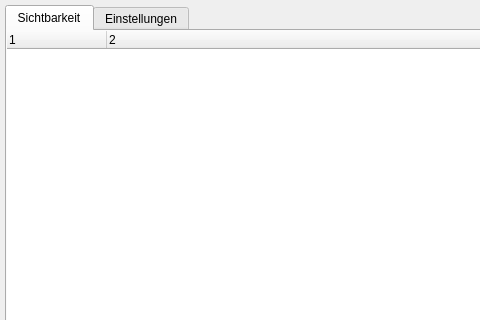
Qt form ui/settings_dialog.ui (geoObserver/geobasis_loader) before a commit; both pictures show x 0 to 480 and y 0 to 320 of the 600 by 600 pixel window.
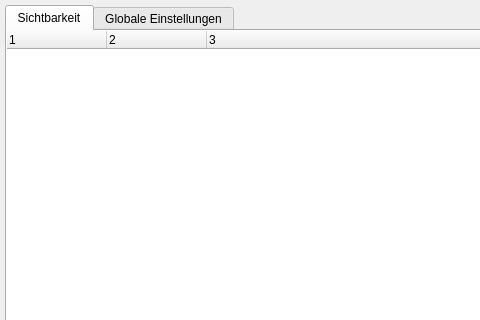
The same form after that commit.

What changed in the file:
```diff
--- a/ui/settings_dialog.ui
+++ b/ui/settings_dialog.ui
@@ -126,7 +126,7 @@
           <bool>true</bool>
          </property>
          <property name="columnCount">
-          <number>2</number>
+          <number>3</number>
          </property>
          <attribute name="headerVisible">
           <bool>true</bool>
@@ -141,6 +141,11 @@
            <string notr="true">2</string>
           </property>
          </column>
+         <column>
+          <property name="text">
+           <string notr="true">3</string>
+          </property>
+         </column>
         </widget>
        </item>
       </layout>
@@ -150,7 +155,7 @@
        <bool>false</bool>
       </property>
       <attribute name="title">
-       <string>Einstellungen</string>
+       <string>Globale Einstellungen</string>
       </attribute>
      </widget>
     </widget>
```
